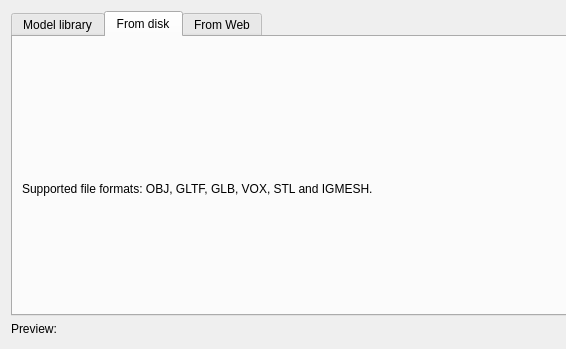
Before: the Qt Designer form gui_client/AddObjectDialog.ui in shipilovden/substrata-metasiberia, drawn with Qt 5; both pictures show x 0 to 566 and y 0 to 349 of the 1124 by 686 pixel window.
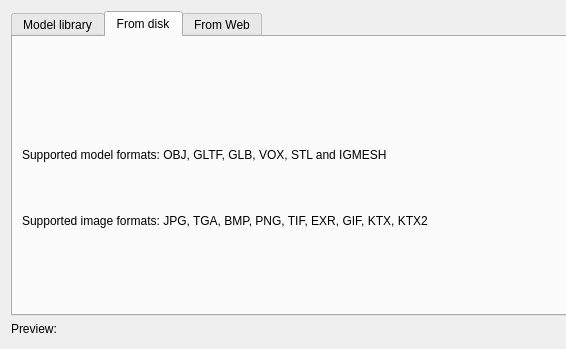
After: the same form once the commit is applied. The open tabs and pages were chosen to show the change. Custom widgets are drawn as their Qt base class.

Commit message: Can now load images directly in add object dialog, renamed to 'Add model or Image'. Fixed hang after attempting to load invalid object. Fixed textures not loading in add object dialog. Bumped version to 0.51.

```diff
--- a/gui_client/AddObjectDialog.ui
+++ b/gui_client/AddObjectDialog.ui
@@ -47,7 +47,10 @@
        <item>
         <widget class="QLabel" name="label_3">
          <property name="text">
-          <string>Supported file formats: OBJ, GLTF, GLB, VOX, STL and IGMESH.</string>
+          <string>&lt;html&gt;&lt;head/&gt;&lt;body&gt;&lt;p&gt;Supported model formats: OBJ, GLTF, GLB, VOX, STL and IGMESH&lt;/p&gt;&lt;p&gt;&lt;br/&gt;&lt;/p&gt;&lt;p&gt;Supported image formats: JPG, TGA, BMP, PNG, TIF, EXR, GIF, KTX, KTX2&lt;/p&gt;&lt;/body&gt;&lt;/html&gt;</string>
+         </property>
+         <property name="wordWrap">
+          <bool>false</bool>
          </property>
         </widget>
        </item>
```
Left out of the diff: 2 changed lines with no effect on the pictures. The commit also changes 6 other files.
